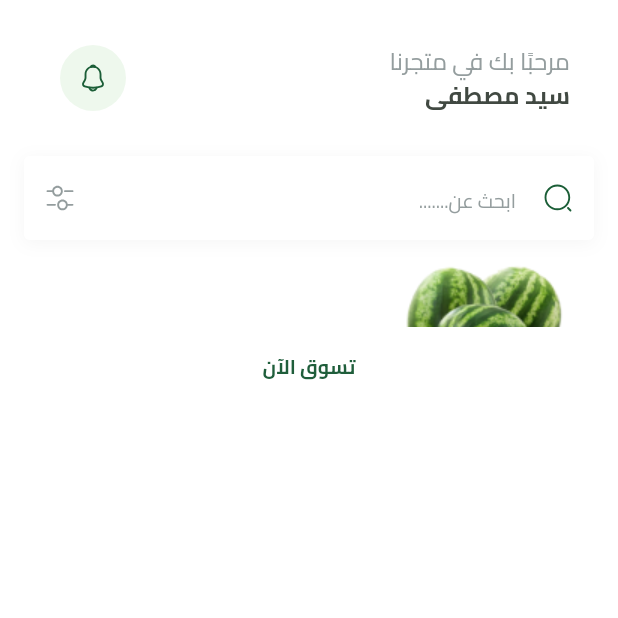
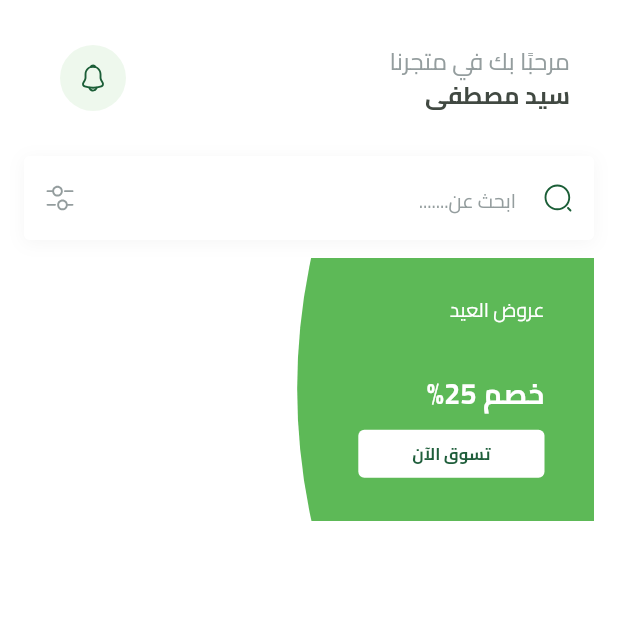
Before and after one commit to sayedmostaf/fruits_hub, a Flutter app: the HomeView screen opened by its route, on a phone screen of 412 x 824 dp, the top half of it. Run offline on Flutter 3.47's test engine with Material 3 defaults, Android fonts, the phone set to English and light mode, and no system bars; our stand-ins replace bloc, cloud_firestore, dartz, dots_indicator, firebase_auth, firebase_core and 7 more; missing offline and left inert: flutter_facebook_auth; accounts and stored records are empty.

Commit message:
feat: update FeaturedItem and FeaturedItemButton for improved layout and styling; add flutter_svg_provider dependency

```diff
--- a/lib/features/home/presentation/views/widgets/featured_item.dart
+++ b/lib/features/home/presentation/views/widgets/featured_item.dart
@@ -1,6 +1,7 @@
 import 'package:flutter/material.dart';
 import 'package:fruits_hub/core/utils/app_images.dart';
 import 'package:fruits_hub/core/utils/app_text_styles.dart';
+import 'package:flutter_svg_provider/flutter_svg_provider.dart' as svg;
 import 'package:fruits_hub/features/home/presentation/views/widgets/featured_item_button.dart';
 
 class FeaturedItem extends StatelessWidget {
@@ -8,28 +9,47 @@ class FeaturedItem extends StatelessWidget {
 
   @override
   Widget build(BuildContext context) {
+    var itemWidth = MediaQuery.sizeOf(context).width;
     return SizedBox(
-      width: MediaQuery.sizeOf(context).width,
+      width: itemWidth,
+      child: AspectRatio(
+        aspectRatio: 342 / 158,
         child: Stack(
           children: [
             Image.asset(Assets.imagesWatermelonTest),
             Container(
+              width: itemWidth * .5,
+              decoration: const BoxDecoration(
+                image: DecorationImage(
+                  image: svg.Svg(Assets.imagesFeaturedItemBackground),
+                  fit: BoxFit.fill,
+                ),
+              ),
+              child: Padding(
+                padding: const EdgeInsets.only(right: 33),
                 child: Column(
+                  crossAxisAlignment: CrossAxisAlignment.start,
                   children: [
+                    const SizedBox(height: 25),
                     Text(
                       'عروض العيد',
                       style: TextStyles.regular13.copyWith(color: Colors.white),
                     ),
+                    const Spacer(),
                     Text(
                       'خصم 25%',
                       style: TextStyles.bold19.copyWith(color: Colors.white),
                     ),
+                    const SizedBox(height: 11),
                     FeaturedItemButton(onPressed: () {}),
+                    const SizedBox(height: 29),
                   ],
+                ),
               ),
             ),
           ],
         ),
+      ),
     );
   }
 }
--- a/lib/features/home/presentation/views/widgets/featured_item_button.dart
+++ b/lib/features/home/presentation/views/widgets/featured_item_button.dart
@@ -8,19 +8,21 @@ class FeaturedItemButton extends StatelessWidget {
   @override
   Widget build(BuildContext context) {
     return SizedBox(
-      width: double.infinity,
-      height: 54,
+      height: 32,
       child: TextButton(
         style: TextButton.styleFrom(
-          shape: RoundedRectangleBorder(
-            borderRadius: BorderRadius.circular(16),
-          ),
+          shape: RoundedRectangleBorder(borderRadius: BorderRadius.circular(4)),
           backgroundColor: Colors.white,
         ),
         onPressed: onPressed,
-        child: Text(
-          'تسوق الآن',
-          style: TextStyles.bold13.copyWith(color: AppColors.primaryColor),
+        child: Padding(
+          padding: const EdgeInsets.symmetric(horizontal: 24),
+          child: FittedBox(
+            child: Text(
+              'تسوق الآن',
+              style: TextStyles.bold13.copyWith(color: AppColors.primaryColor),
+            ),
+          ),
         ),
       ),
     );
--- a/pubspec.yaml
+++ b/pubspec.yaml
@@ -41,6 +41,7 @@ dependencies:
   flutter_localizations:
     sdk: flutter
   flutter_svg: ^2.0.17
+  flutter_svg_provider: ^1.0.7
   get_it: ^8.0.3
   google_sign_in: ^6.3.0
   modal_progress_hud_nsn: ^0.5.1
```
Also changed, not shown: pubspec.lock. Lines whose indentation alone changed are shown as unchanged.
